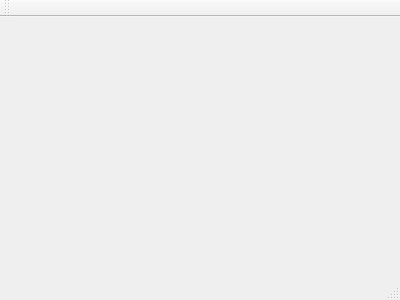
Before: the Qt Designer form mainwindow.ui in danny97101/Comp_Vision_Motion_Tracking, drawn with Qt 5.
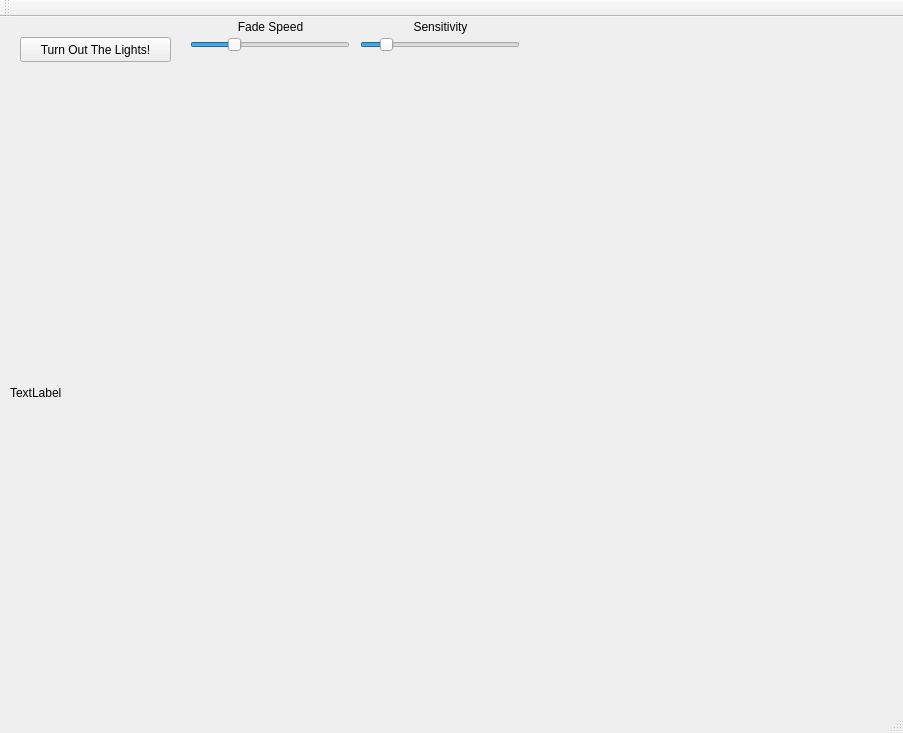
After: the same form once the commit is applied.

What changed in the file:
```diff
--- a/mainwindow.ui
+++ b/mainwindow.ui
@@ -1,24 +1,136 @@
 <ui version="4.0">
  <class>MainWindow</class>
- <widget class="QMainWindow" name="MainWindow" >
-  <property name="geometry" >
+ <widget class="QMainWindow" name="MainWindow">
+  <property name="geometry">
    <rect>
     <x>0</x>
     <y>0</y>
-    <width>400</width>
-    <height>300</height>
+    <width>903</width>
+    <height>733</height>
    </rect>
   </property>
   <property name="windowTitle" >
    <string>MainWindow</string>
   </property>
-  <widget class="QMenuBar" name="menuBar" />
-  <widget class="QToolBar" name="mainToolBar" />
-  <widget class="QWidget" name="centralWidget" />
-  <widget class="QStatusBar" name="statusBar" />
+  <widget class="QWidget" name="centralWidget">
+   <widget class="QLabel" name="label">
+    <property name="geometry">
+     <rect>
+      <x>10</x>
+      <y>70</y>
+      <width>881</width>
+      <height>611</height>
+     </rect>
+    </property>
+    <property name="text">
+     <string>TextLabel</string>
+    </property>
+   </widget>
+   <widget class="QPushButton" name="pushButton">
+    <property name="geometry">
+     <rect>
+      <x>20</x>
+      <y>20</y>
+      <width>151</width>
+      <height>25</height>
+     </rect>
+    </property>
+    <property name="text">
+     <string>Turn Out The Lights!</string>
+    </property>
+   </widget>
+   <widget class="QSlider" name="horizontalSlider">
+    <property name="geometry">
+     <rect>
+      <x>190</x>
+      <y>20</y>
+      <width>160</width>
+      <height>16</height>
+     </rect>
+    </property>
+    <property name="value">
+     <number>25</number>
+    </property>
+    <property name="orientation">
+     <enum>Qt::Horizontal</enum>
+    </property>
+   </widget>
+   <widget class="QSlider" name="horizontalSlider_2">
+    <property name="geometry">
+     <rect>
+      <x>360</x>
+      <y>20</y>
+      <width>160</width>
+      <height>16</height>
+     </rect>
+    </property>
+    <property name="minimum">
+     <number>-1</number>
+    </property>
+    <property name="maximum">
+     <number>765</number>
+    </property>
+    <property name="value">
+     <number>100</number>
+    </property>
+    <property name="orientation">
+     <enum>Qt::Horizontal</enum>
+    </property>
+   </widget>
+   <widget class="QLabel" name="label_2">
+    <property name="geometry">
+     <rect>
+      <x>190</x>
+      <y>0</y>
+      <width>161</width>
+      <height>20</height>
+     </rect>
+    </property>
+    <property name="text">
+     <string>Fade Speed</string>
+    </property>
+    <property name="alignment">
+     <set>Qt::AlignCenter</set>
+    </property>
+   </widget>
+   <widget class="QLabel" name="label_3">
+    <property name="geometry">
+     <rect>
+      <x>360</x>
+      <y>0</y>
+      <width>161</width>
+      <height>20</height>
+     </rect>
+    </property>
+    <property name="text">
+     <string>Sensitivity</string>
+    </property>
+    <property name="alignment">
+     <set>Qt::AlignCenter</set>
+    </property>
+   </widget>
+  </widget>
+  <widget class="QMenuBar" name="menuBar">
+   <property name="geometry">
+    <rect>
+     <x>0</x>
+     <y>0</y>
+     <width>903</width>
+     <height>22</height>
+    </rect>
+   </property>
+  </widget>
+  <widget class="QToolBar" name="mainToolBar">
+   <attribute name="toolBarArea">
+    <enum>TopToolBarArea</enum>
+   </attribute>
+   <attribute name="toolBarBreak">
+    <bool>false</bool>
+   </attribute>
+  </widget>
+  <widget class="QStatusBar" name="statusBar"/>
  </widget>
- <layoutDefault spacing="6" margin="11" />
- <pixmapfunction></pixmapfunction>
+ <layoutdefault spacing="6" margin="11"/>
  <resources/>
  <connections/>
 </ui>
```
Left out of the diff: 3 changed lines with no effect on the pictures.
